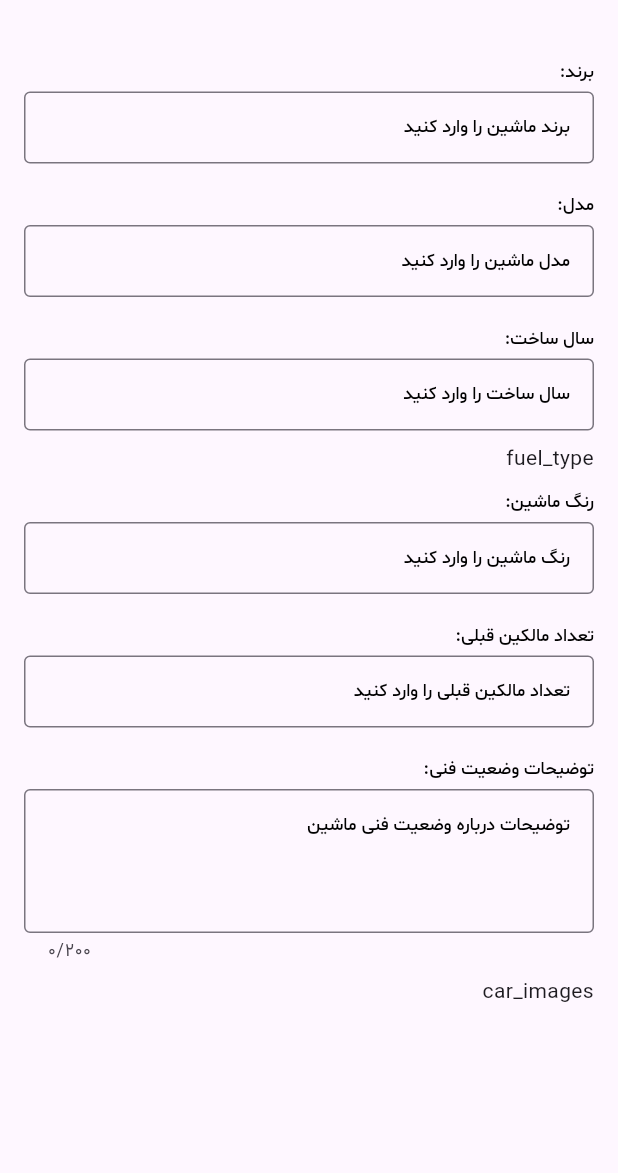
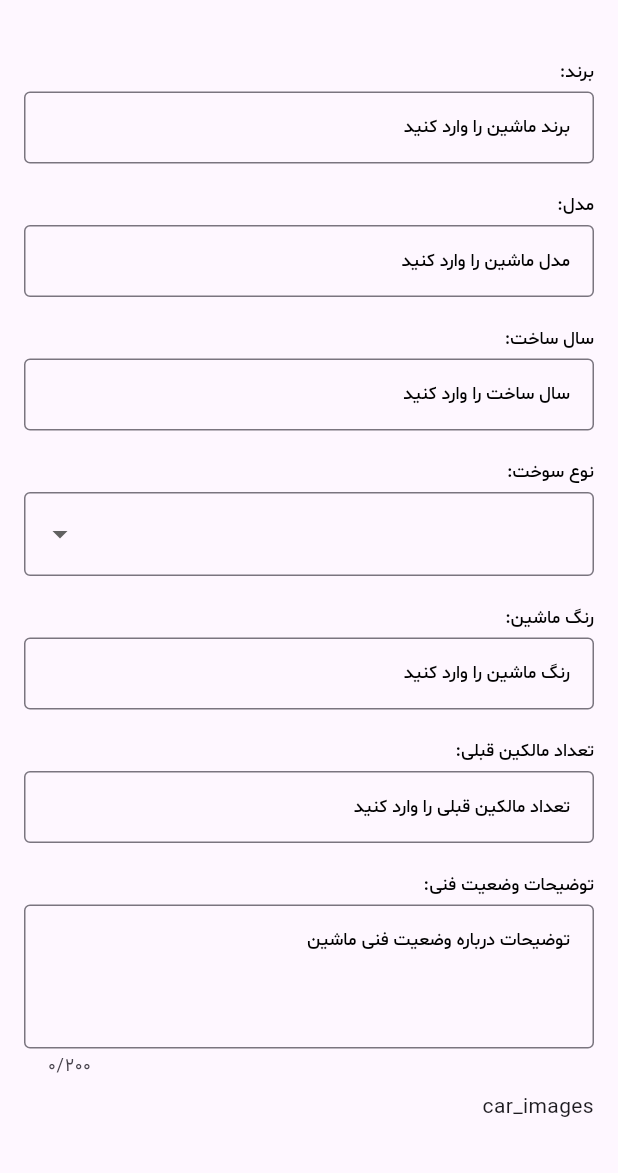
Before and after one commit to vahidngh/flutter-sdui-challenge, a Flutter app: the screen it shows after launch, on a phone screen of 412 x 824 dp, the part 63-1236 px from its top. Run offline on Flutter 3.47's test engine with Material 3 defaults, Android fonts, the phone set to English and light mode, and no system bars; our stand-ins replace get_it.

Commit message:
add CustomSelectField

```diff
--- a/lib/presentation/screens/home.dart
+++ b/lib/presentation/screens/home.dart
@@ -1,5 +1,6 @@
 import 'package:dynamic_form_builder/core/constants/constants.dart';
 import 'package:dynamic_form_builder/data/model/dynamic_form_data_dto.dart';
+import 'package:dynamic_form_builder/presentation/widgets/custom_select_field.dart';
 import 'package:dynamic_form_builder/presentation/widgets/custom_text_area_input.dart';
 import 'package:dynamic_form_builder/presentation/widgets/custom_text_input.dart';
 import 'package:dynamic_form_builder/providers/form_provider.dart';
@@ -65,7 +66,7 @@ class _HomeState extends State<Home> {
         }
       case SELECT_FIELD_TYPE:
         {
-          return Text(field.name.toString());
+          return CustomSelectField(field: field);
         }
       case FILE_INPUT_FIELD_TYPE:
         {
--- /dev/null
+++ b/lib/presentation/widgets/custom_select_field.dart
@@ -0,0 +1,61 @@
+import 'package:dynamic_form_builder/core/utils/edge_insets_helper.dart';
+import 'package:dynamic_form_builder/core/utils/text_style_helper.dart';
+import 'package:dynamic_form_builder/data/model/dynamic_form_data_dto.dart';
+import 'package:flutter/material.dart';
+
+class CustomSelectField extends StatefulWidget {
+  final Fields field;
+  const CustomSelectField({super.key, required this.field});
+
+  @override
+  State<CustomSelectField> createState() => _CustomSelectFieldState();
+}
+
+class _CustomSelectFieldState extends State<CustomSelectField> {
+  String? _selectedValue;
+
+  @override
+  Widget build(BuildContext context) {
+    return Container(
+      margin: EdgeInsetsHelper().parse(widget.field.style!.margin!),
+      child: Column(
+        crossAxisAlignment: CrossAxisAlignment.start,
+        children: [
+          Text(
+            widget.field.label ?? "",
+            style: parseTextStyle(context: context, props: widget.field.props, style: widget.field.style),
+          ),
+          const SizedBox(
+            height: 5,
+          ),
+          DropdownButtonFormField<String>(
+            value: null,
+            items: widget.field.props!.options!.map((Options item) {
+              return DropdownMenuItem<String>(
+                value: item.value,
+                child: Text(item.label ?? "انتخاب کنید"),
+              );
+            }).toList(),
+            onChanged: (String? newValue) {
+              setState(() {
+                _selectedValue = newValue;
+              });
+            },
+            decoration: const InputDecoration(
+              border: OutlineInputBorder(),
+              focusedBorder: OutlineInputBorder(
+                borderSide: BorderSide(color: Colors.deepPurple, width: 2.0),
+              ),
+            ),
+            validator: (value) {
+              if (value == null) {
+                return 'لطفا یک گزینه را انتخاب کنید';
+              }
+              return null;
+            },
+          ),
+        ],
+      ),
+    );
+  }
+}
```
